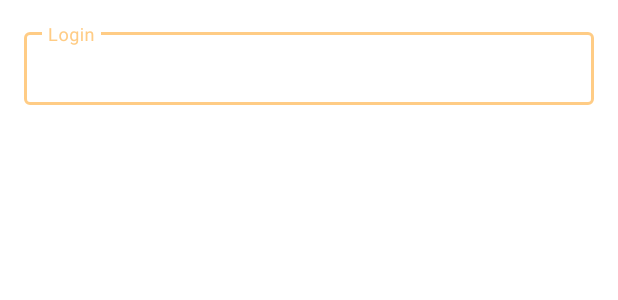
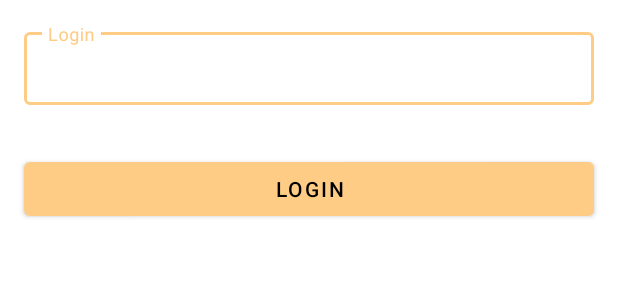
Before and after one commit to k-antonov/input-form, an Android app: the layout activity_main.xml on its own in the app's theme, with its tools: preview values and no code run, on a phone screen of 412 x 824 dp. Shown: the top 300 px of the screen. Run offline under Robolectric (Android 15) with nearby library versions, the phone set to English and light mode, and no system bars.

Commit message:
Add login button

```diff
--- a/app/src/main/AndroidManifest.xml
+++ b/app/src/main/AndroidManifest.xml
@@ -11,7 +11,8 @@
         android:theme="@style/Theme.InputForm">
         <activity
             android:name=".MainActivity"
-            android:exported="true">
+            android:exported="true"
+            android:windowSoftInputMode="adjustResize">
             <intent-filter>
                 <action android:name="android.intent.action.MAIN" />
 
--- a/app/src/main/java/com/example/inputform/SimpleTextWatcher.kt
+++ b/app/src/main/java/com/example/inputform/SimpleTextWatcher.kt
@@ -10,6 +10,6 @@ abstract class SimpleTextWatcher : TextWatcher {
     override fun onTextChanged(p0: CharSequence?, p1: Int, p2: Int, p3: Int) {
     }
 
-    override fun afterTextChanged(p0: Editable?) {
+    override fun afterTextChanged(str: Editable?) {
     }
 }
--- a/app/src/main/res/layout/activity_main.xml
+++ b/app/src/main/res/layout/activity_main.xml
@@ -1,17 +1,16 @@
 <?xml version="1.0" encoding="utf-8"?>
-<FrameLayout
-    xmlns:android="http://schemas.android.com/apk/res/android"
-    xmlns:app="http://schemas.android.com/apk/res-auto"
+<LinearLayout xmlns:android="http://schemas.android.com/apk/res/android"
     xmlns:tools="http://schemas.android.com/tools"
     android:layout_width="match_parent"
-    android:layout_height="wrap_content" >
+    android:layout_height="wrap_content"
+    android:orientation="vertical">
 
     <com.google.android.material.textfield.TextInputLayout
         android:id="@+id/text_input_layout"
         style="@style/Widget.MaterialComponents.TextInputLayout.OutlinedBox.Dense"
         android:layout_width="match_parent"
         android:layout_height="wrap_content"
-        android:layout_margin="16dp"
+        android:layout_margin="@dimen/small_padding"
         android:hint="@string/login"
         tools:context=".MainActivity">
 
@@ -22,4 +21,17 @@
             android:inputType="textEmailAddress" />
 
     </com.google.android.material.textfield.TextInputLayout>
-</FrameLayout>
+
+    <Space
+        android:layout_width="match_parent"
+        android:layout_height="0dp"
+        android:layout_weight="1" />
+
+    <Button
+        android:id="@+id/login_button"
+        android:layout_width="match_parent"
+        android:layout_height="wrap_content"
+        android:layout_margin="@dimen/small_padding"
+        android:text="@string/login" />
+
+</LinearLayout>
--- /dev/null
+++ b/app/src/main/res/values/dimen.xml
@@ -0,0 +1,4 @@
+<?xml version="1.0" encoding="utf-8"?>
+<resources>
+    <dimen name="small_padding">16dp</dimen>
+</resources>
--- a/app/src/main/res/values/strings.xml
+++ b/app/src/main/res/values/strings.xml
@@ -1,6 +1,6 @@
 <resources>
     <string name="app_name">InputForm</string>
     <string name="login">Login</string>
-    <string name="valid_email">Valid email</string>
+    <string name="valid_email">Logged in</string>
     <string name="invalid_email">Invalid email</string>
 </resources>
--- a/app/src/main/res/values/themes.xml
+++ b/app/src/main/res/values/themes.xml
@@ -4,7 +4,7 @@
         <!-- Primary brand color. -->
         <item name="colorPrimary">@color/champagne</item>
         <item name="colorPrimaryVariant">@color/yellow_orange</item>
-        <item name="colorOnPrimary">@color/white</item>
+        <item name="colorOnPrimary">@color/black</item>
         <!-- Secondary brand color. -->
         <item name="colorSecondary">@color/teal_200</item>
         <item name="colorSecondaryVariant">@color/teal_700</item>
```
Also changed, not shown: app/src/main/java/com/example/inputform/MainActivity.kt (+24 -28 lines).
